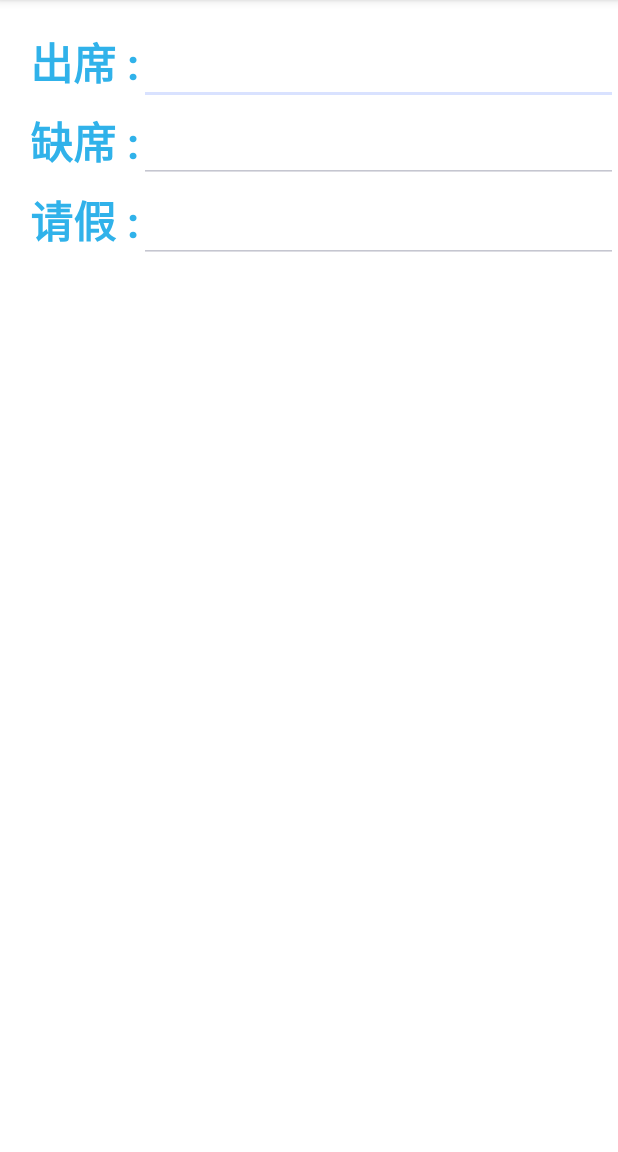
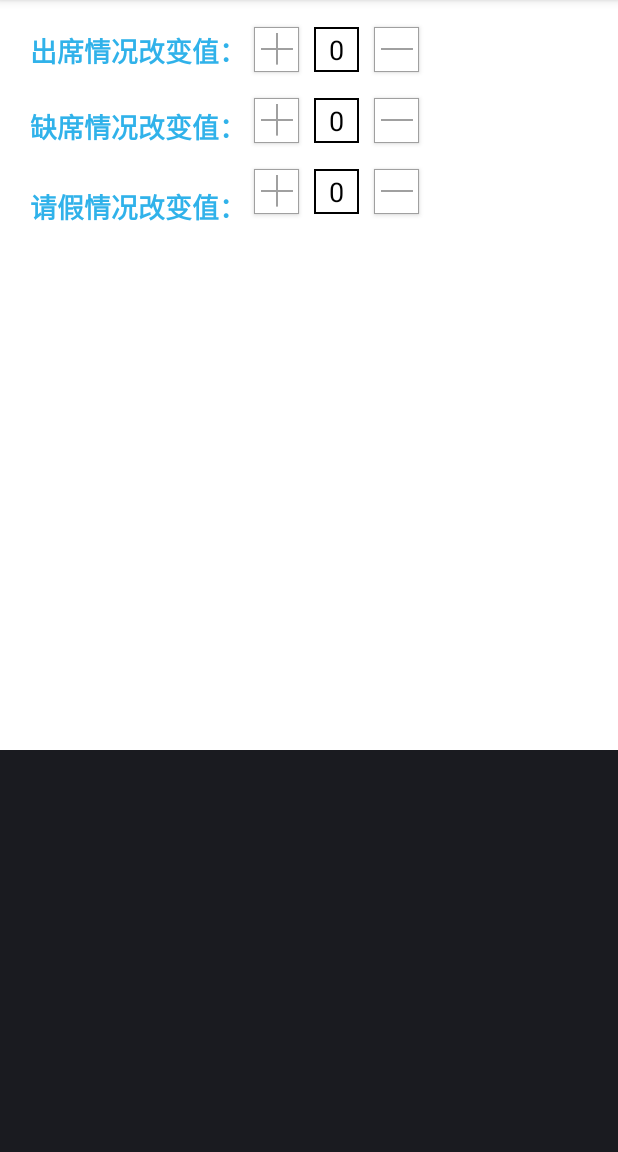
Before and after one commit to NFCXiangMuZu/NFC_teacher, an Android app: the layout listviewdialog.xml on its own in the app's theme, with its tools: preview values and no code run, on a phone screen of 412 x 824 dp, the part 84-1236 px from its top. Run offline under Robolectric (Android 15) with nearby library versions, the phone set to English and light mode, and no system bars.

Commit message:
ListViewDB类修改完毕，长按弹出框bug解决

```diff
--- a/app/src/main/java/com/example/compaq/nfc_teacher/ListViewDB.java
+++ b/app/src/main/java/com/example/compaq/nfc_teacher/ListViewDB.java
@@ -17,6 +17,7 @@ import android.view.LayoutInflater;
 import android.view.View;
 import android.view.Window;
 import android.widget.AdapterView;
+import android.widget.Button;
 import android.widget.EditText;
 import android.widget.ListView;
 import android.widget.TextView;
@@ -25,8 +26,10 @@ import android.widget.Toast;
 public class ListViewDB extends Activity {
 
 	public static final String TAG="ListViewDB";
+	//layout元素定义
 	public ListView listview;
 	public TextView ListDB_Title;
+	//数据库操作对象获取
 	public SQLiteManager myhelper=new SQLiteManager(this);
 
 	@Override
@@ -36,7 +39,7 @@ public class ListViewDB extends Activity {
 		requestWindowFeature(Window.FEATURE_NO_TITLE); // 设置无标题
 		setContentView(R.layout.listviewdatabase);
 
-
+        //先判断是否选择点名班级，没选则返回主界面
 		if(StaticValue.MY_TABLE_NAME==null){
 			//弹出框定义
 			AlertDialog.Builder alertdialog=new AlertDialog.Builder(ListViewDB.this);
@@ -57,19 +60,15 @@ public class ListViewDB extends Activity {
 			alertdialog.show();
 		}
 		else {
+
 			listview = (ListView) findViewById(R.id.namelist_ListView);
 			ListDB_Title = (TextView) findViewById(R.id.ListDB_title);
 			ListDB_Title.setText(StaticValue.MY_TABLE_NAME + "\n学生签到情况");
 
-			System.out.println(StaticValue.MY_TABLE_NAME);
-
-			//获得游标集
-			System.out.println("=============" + StaticValue.DATABASE_NAME + "=============");
-			System.out.println("=============" + StaticValue.MY_TABLE_NAME + "=============");
-
+			//向列表对象中加载数据
 			Load_listview();
 
-			//添加选中事件
+			//添加长按选中事件
 			listview.setOnItemLongClickListener(new AdapterView.OnItemLongClickListener() {
 
 				@SuppressWarnings("static-access")
@@ -85,6 +84,62 @@ public class ListViewDB extends Activity {
 					alertdialog.setTitle("请修改[" + SQLiteManager.query_name(StaticValue.MY_TABLE_NAME, arg2 + 1) + "]学生的签到信息");
 					LayoutInflater inflater = LayoutInflater.from(ListViewDB.this);
 					final View listview_dialog = inflater.inflate(R.layout.listviewdialog, null);
+					//初始化layout
+					Button LDL_PlusButton_chuxi = (Button) listview_dialog.findViewById(R.id.LDL_PlusButton_chuxi);
+					Button LDL_PlusButton_quexi = (Button) listview_dialog.findViewById(R.id.LDL_PlusButton_quexi);
+					Button LDL_PlusButton_qingjia = (Button) listview_dialog.findViewById(R.id.LDL_PlusButton_qingjia);
+					Button LDL_MinusButton_chuxi = (Button)listview_dialog.findViewById(R.id.LDL_MinusButton_chuxi);
+					Button LDL_MinusButton_quexi = (Button)listview_dialog.findViewById(R.id.LDL_MinusButton_quexi);
+					Button LDL_MinusButton_qingjia = (Button)listview_dialog.findViewById(R.id.LDL_MinusButton_qingjia);
+					final TextView LDL_PlusNum_chuxi = (TextView)listview_dialog.findViewById(R.id.LDL_PlusNum_chuxi);
+					final TextView LDL_PlusNum_quexi = (TextView)listview_dialog.findViewById(R.id.LDL_PlusNum_quexi);
+					final TextView LDL_PlusNum_qingjia = (TextView)listview_dialog.findViewById(R.id.LDL_PlusNum_qingjia);
+					//为按钮绑定监听器
+					LDL_PlusButton_chuxi.setOnClickListener(new View.OnClickListener(){
+						@Override
+						public void onClick(View arg0) {
+							// TODO Auto-generated method stub
+							LDL_PlusNum_chuxi.setText(""+(Integer.parseInt(LDL_PlusNum_chuxi.getText().toString())+1));
+						}
+					});
+					LDL_MinusButton_chuxi.setOnClickListener(new View.OnClickListener(){
+						@Override
+						public void onClick(View arg0) {
+							// TODO Auto-generated method stub
+							LDL_PlusNum_chuxi.setText(""+(Integer.parseInt(LDL_PlusNum_chuxi.getText().toString())-1));
+						}
+					});
+
+					LDL_PlusButton_quexi.setOnClickListener(new View.OnClickListener(){
+						@Override
+						public void onClick(View arg0) {
+							// TODO Auto-generated method stub
+							LDL_PlusNum_quexi.setText(""+(Integer.parseInt(LDL_PlusNum_quexi.getText().toString())+1));
+						}
+					});
+					LDL_MinusButton_quexi.setOnClickListener(new View.OnClickListener(){
+						@Override
+						public void onClick(View arg0) {
+							// TODO Auto-generated method stub
+							LDL_PlusNum_quexi.setText(""+(Integer.parseInt(LDL_PlusNum_quexi.getText().toString())-1));
+						}
+					});
+
+					LDL_PlusButton_qingjia.setOnClickListener(new View.OnClickListener(){
+						@Override
+						public void onClick(View arg0) {
+							// TODO Auto-generated method stub
+							LDL_PlusNum_qingjia.setText(""+(Integer.parseInt(LDL_PlusNum_qingjia.getText().toString())+1));
+						}
+					});
+					LDL_MinusButton_qingjia.setOnClickListener(new View.OnClickListener(){
+						@Override
+						public void onClick(View arg0) {
+							// TODO Auto-generated method stub
+							LDL_PlusNum_qingjia.setText(""+(Integer.parseInt(LDL_PlusNum_qingjia.getText().toString())-1));
+						}
+					});
+
 					alertdialog.setView(listview_dialog);
 					alertdialog.setNegativeButton("取消修改", null);
 					alertdialog.setNeutralButton("删除", null);
@@ -98,38 +153,30 @@ public class ListViewDB extends Activity {
 							int int_chuxi;
 							int int_quexi;
 							int int_qingjia;
-							EditText et_chuxi = (EditText) listview_dialog.findViewById(R.id.LDL_EditText_chuxi);
-							System.out.println("出席情况改为:" + et_chuxi.getText().toString());
-							//et_chuxi.setHint(""+SQLiteManager.query_chuxi(StaticValue.MY_TABLE_NAME, arg2));
-							/*if(et_chuxi.getText().toString().equals("")){
-								//int_chuxi=SQLiteManager.query_chuxi(StaticValue.MY_TABLE_NAME,arg2);
-							}else{
-								int_chuxi=Integer.parseInt(et_chuxi.getText().toString());
-							}*/
-							int_chuxi = Integer.parseInt(et_chuxi.getText().toString());
+							//从数据库中获取该名学生的签到信息
+							int[] old_atten_infor = new int[3];
+							old_atten_infor = SQLiteManager.query_all(StaticValue.MY_TABLE_NAME,str_xuehao);
 
-							EditText et_quexi = (EditText) listview_dialog.findViewById(R.id.LDL_EditText_quexi);
-							System.out.println(et_quexi.getText().toString());
-                            /*if(et_chuxi.getText().toString().equals("")){
-                            	//int_quexi=SQLiteManager.query_quexi(StaticValue.MY_TABLE_NAME,arg2);
-							}else{
-								int_quexi=Integer.parseInt(et_quexi.getText().toString());
-							}*/
-							int_quexi = Integer.parseInt(et_quexi.getText().toString());
 
-							EditText et_qingjia = (EditText) listview_dialog.findViewById(R.id.LDL_EditText_qingjia);
-							System.out.println(et_qingjia.getText().toString());
-                            /*if(et_chuxi.getText().toString().equals("")){
-                            	//int_qingjia=SQLiteManager.query_qingjia(StaticValue.MY_TABLE_NAME,arg2);
-							}else{
-								int_qingjia=Integer.parseInt(et_qingjia.getText().toString());
-							}*/
-							int_qingjia = Integer.parseInt(et_qingjia.getText().toString());
+
+
+							//出席情况
+							int change_chuxi = Integer.parseInt(LDL_PlusNum_chuxi.getText().toString());
+							int_chuxi = old_atten_infor[0]+change_chuxi;
+
+							//缺席情况
+							int change_quexi = Integer.parseInt(LDL_PlusNum_quexi.getText().toString());
+							int_quexi = old_atten_infor[1]+change_quexi;
+
+							//请假情况
+							int change_qingjia = Integer.parseInt(LDL_PlusNum_qingjia.getText().toString());
+							int_qingjia = old_atten_infor[2]+change_qingjia;
+
 
 							Timestamp now = new Timestamp(System.currentTimeMillis());//获取系统当前时间
+							//更新数据库中对应学生的数据
 							SQLiteManager.updateDataInNamelist(StaticValue.MY_TABLE_NAME, str_name, str_xuehao, int_chuxi, int_quexi, int_qingjia, now);
-							//System.out.println(str);
-							//Toast.makeText(ListViewDB.this, e.getText(), Toast.LENGTH_SHORT).show();
+							//刷新列表数据
 							Load_listview();
 
 						}
@@ -146,6 +193,12 @@ public class ListViewDB extends Activity {
 	}
 
 
+	/**
+	 * 物理按键返回主界面
+	 * @param keyCode
+	 * @param event
+     * @return
+     */
 	@Override
 	public boolean onKeyDown(int keyCode, KeyEvent event) {
 		// TODO Auto-generated method stub
@@ -158,6 +211,9 @@ public class ListViewDB extends Activity {
 	}
 
 
+	/**
+	 * 向列表中加载数据
+	 */
 	public void Load_listview(){
 		final Cursor cursor=myhelper.getCursorScrolldata(0, 44);
 
@@ -170,7 +226,9 @@ public class ListViewDB extends Activity {
 		listview.setAdapter(simplecursoradapter);
 	}
 
-	//回到主页
+	/**
+	 * 回到主界面按钮监听器
+	 */
 	class back_listener implements View.OnClickListener{
 
 		@Override
--- /dev/null
+++ b/app/src/main/res/drawable/textview_border.xml
@@ -0,0 +1,7 @@
+<?xml version="1.0" encoding="utf-8"?>
+<shape xmlns:android="http://schemas.android.com/apk/res/android">
+
+    <solid android:color="#fff" />
+    <stroke android:width="1dp" android:color="#000" />
+
+</shape>
--- a/app/src/main/res/layout/listviewdialog.xml
+++ b/app/src/main/res/layout/listviewdialog.xml
@@ -1,82 +1,162 @@
 <RelativeLayout xmlns:android="http://schemas.android.com/apk/res/android"
     android:id="@+id/Listview_Dialog_layout"
     android:layout_width="fill_parent"
-    android:layout_height="fill_parent"
+    android:layout_height="500dp"
     android:background="@color/Color_White"
     >
 
 
     <TextView
-        android:id="@+id/LDL_textview_chuxi"
+        android:id="@+id/LDL_textview1_chuxi"
         android:layout_width="wrap_content"
         android:layout_height="wrap_content"
-        android:text="@string/chuxi"
-        android:textSize="13pt"
+        android:text="出席情况改变值："
+        android:textSize="8pt"
         android:layout_alignParentTop="true"
         android:layout_marginTop="20dp"
         android:layout_marginLeft="20dp"
         android:textStyle="bold"
         android:textColor="#30b2ea"
         />
-    <EditText
-        android:id="@+id/LDL_EditText_chuxi"
-        android:layout_width="fill_parent"
-        android:layout_height="wrap_content"
-        android:layout_toRightOf="@id/LDL_textview_chuxi"
-        android:layout_alignParentTop="true"
-        android:layout_marginTop="20dp"
-        android:maxLines="2"
-        android:inputType="number"
-        android:textColor="#30b2ea"
-        android:textSize="10pt"
+
+    <Button
+        android:layout_width="30dp"
+        android:layout_height="30dp"
+        android:id="@+id/LDL_PlusButton_chuxi"
+        android:layout_marginLeft="5dp"
+        android:layout_marginTop="18dp"
+        android:layout_toRightOf="@id/LDL_textview1_chuxi"
+        android:background="@drawable/plus_button"
+
         />
+
     <TextView
-        android:id="@+id/LDL_textview_quexi"
+        android:layout_width="30dp"
+        android:layout_height="30dp"
+        android:id="@+id/LDL_PlusNum_chuxi"
+        android:layout_toRightOf="@id/LDL_PlusButton_chuxi"
+        android:layout_marginLeft="10dp"
+        android:text="0"
+        android:layout_marginTop="18dp"
+        android:gravity="center"
+        android:textColor="#000"
+        android:textSize="8pt"
+        android:background="@drawable/textview_border"
+        />
+
+    <Button
+        android:layout_width="30dp"
+        android:layout_height="30dp"
+        android:id="@+id/LDL_MinusButton_chuxi"
+        android:layout_marginLeft="10dp"
+        android:layout_marginTop="18dp"
+        android:layout_toRightOf="@id/LDL_PlusNum_chuxi"
+        android:background="@drawable/minus_button"
+
+        />
+
+    <TextView
+        android:id="@+id/LDL_textview1_quexi"
         android:layout_width="wrap_content"
         android:layout_height="wrap_content"
-        android:text="@string/quexi"
-        android:textSize="13pt"
+        android:text="缺席情况改变值："
+        android:textSize="8pt"
         android:layout_marginLeft="20dp"
         android:textStyle="bold"
         android:textColor="#30b2ea"
-        android:layout_below="@id/LDL_textview_chuxi"
-        android:layout_marginTop="10dp"
+        android:layout_below="@id/LDL_textview1_chuxi"
+        android:layout_marginTop="23dp"
+
 
         />
-    <EditText
-        android:id="@+id/LDL_EditText_quexi"
-        android:layout_width="fill_parent"
-        android:layout_height="wrap_content"
-        android:layout_toRightOf="@id/LDL_textview_quexi"
-        android:layout_below="@id/LDL_EditText_chuxi"
-        android:layout_marginTop="2dp"
-        android:maxLines="2"
-        android:inputType="number"
-        android:textColor="#30b2ea"
-        android:textSize="10pt"
+    <Button
+        android:layout_width="30dp"
+        android:layout_height="30dp"
+        android:id="@+id/LDL_PlusButton_quexi"
+        android:layout_marginLeft="5dp"
+        android:layout_below="@id/LDL_PlusButton_chuxi"
+        android:layout_toRightOf="@id/LDL_textview1_quexi"
+        android:background="@drawable/plus_button"
+        android:layout_marginTop="17dp"
+
         />
+
     <TextView
-        android:id="@+id/LDL_textview_qingjia"
+        android:layout_width="30dp"
+        android:layout_height="30dp"
+        android:id="@+id/LDL_PlusNum_quexi"
+        android:layout_toRightOf="@id/LDL_PlusButton_quexi"
+        android:layout_marginLeft="10dp"
+        android:text="0"
+        android:layout_below="@id/LDL_PlusNum_chuxi"
+        android:gravity="center"
+        android:textColor="#000"
+        android:textSize="8pt"
+        android:background="@drawable/textview_border"
+        android:layout_marginTop="17dp"
+        />
+
+    <Button
+        android:layout_width="30dp"
+        android:layout_height="30dp"
+        android:id="@+id/LDL_MinusButton_quexi"
+        android:layout_marginLeft="10dp"
+        android:layout_below="@id/LDL_MinusButton_chuxi"
+        android:layout_toRightOf="@id/LDL_PlusNum_chuxi"
+        android:background="@drawable/minus_button"
+        android:layout_marginTop="17dp"
+
+        />
+
+    <TextView
+        android:id="@+id/LDL_textview1_qingjia"
         android:layout_width="wrap_content"
         android:layout_height="wrap_content"
-        android:text="@string/qingjia"
-        android:textSize="13pt"
+        android:text="请假情况改变值："
+        android:textSize="8pt"
         android:layout_marginLeft="20dp"
         android:textStyle="bold"
         android:textColor="#30b2ea"
-        android:layout_below="@id/LDL_textview_quexi"
-        android:layout_marginTop="10dp"
+        android:layout_below="@id/LDL_textview1_quexi"
+        android:layout_marginTop="26dp"
         />
-    <EditText
-        android:id="@+id/LDL_EditText_qingjia"
-        android:layout_width="fill_parent"
-        android:layout_height="wrap_content"
-        android:layout_toRightOf="@id/LDL_textview_qingjia"
-        android:layout_below="@id/LDL_EditText_quexi"
-        android:layout_marginTop="3dp"
-        android:maxLines="2"
-        android:inputType="number"
-        android:textColor="#30b2ea"
-        android:textSize="10pt"
+    <Button
+        android:layout_width="30dp"
+        android:layout_height="30dp"
+        android:id="@+id/LDL_PlusButton_qingjia"
+        android:layout_marginLeft="5dp"
+        android:layout_below="@id/LDL_PlusButton_quexi"
+        android:layout_toRightOf="@id/LDL_textview1_qingjia"
+        android:background="@drawable/plus_button"
+        android:layout_marginTop="17dp"
+
         />
+
+    <TextView
+        android:layout_width="30dp"
+        android:layout_height="30dp"
+        android:id="@+id/LDL_PlusNum_qingjia"
+        android:layout_toRightOf="@id/LDL_PlusButton_qingjia"
+        android:layout_marginLeft="10dp"
+        android:text="0"
+        android:layout_below="@id/LDL_PlusNum_quexi"
+        android:gravity="center"
+        android:textColor="#000"
+        android:textSize="8pt"
+        android:background="@drawable/textview_border"
+        android:layout_marginTop="17dp"
+        />
+
+    <Button
+        android:layout_width="30dp"
+        android:layout_height="30dp"
+        android:id="@+id/LDL_MinusButton_qingjia"
+        android:layout_marginLeft="10dp"
+        android:layout_below="@id/LDL_MinusButton_quexi"
+        android:layout_toRightOf="@id/LDL_PlusNum_qingjia"
+        android:background="@drawable/minus_button"
+        android:layout_marginTop="17dp"
+
+        />
+
 </RelativeLayout>
```
Also changed, not shown: app/src/main/res/drawable/minus_button.png (added), app/src/main/res/drawable/plus_button.png (added).
